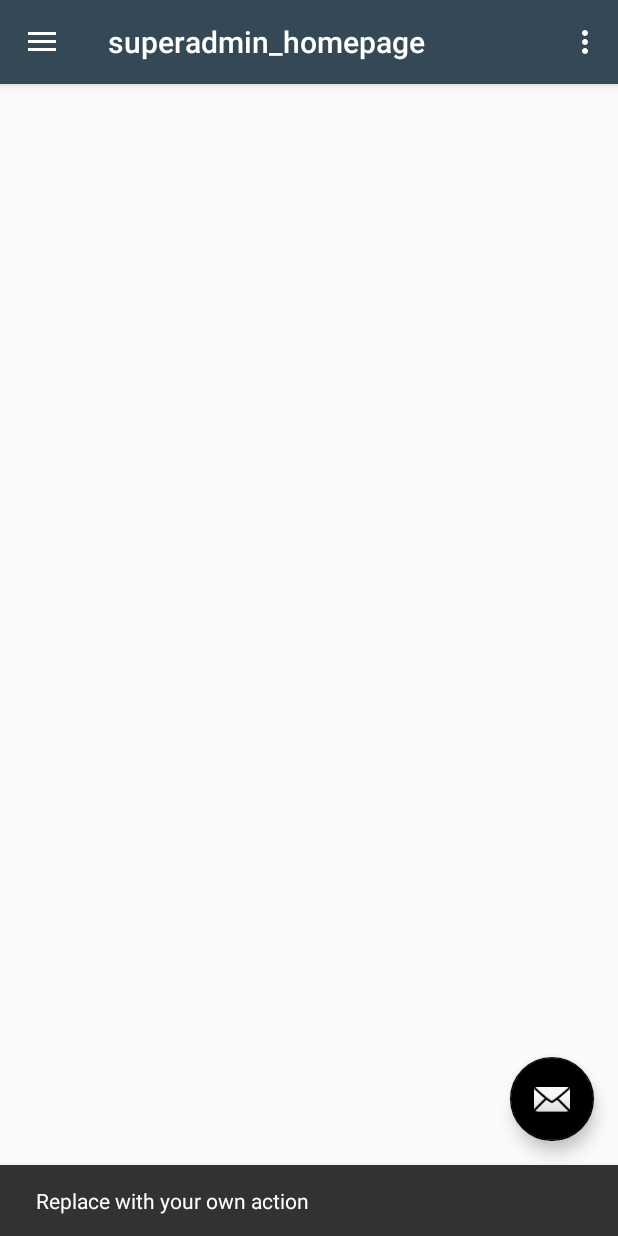
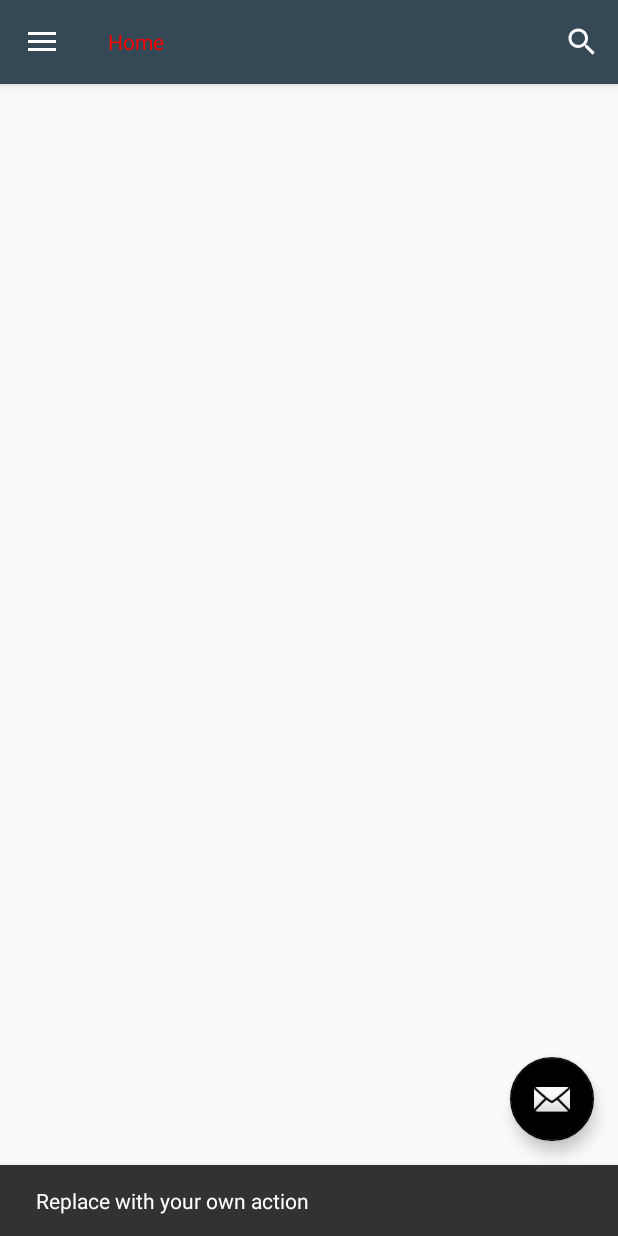
Before and after one commit to Manushimodi/TicketingApplication, an Android app: the superadmin_homepage screen opened directly, with no data from a screen before it, after a tap on an icon or button, on a phone screen of 412 x 824 dp. Run offline under Robolectric (Android 15) with nearby library versions, the phone set to English and light mode, and no system bars.

Commit message:
searchview in actionbar

```diff
--- a/app/src/main/java/com/example/nisargdoshi/ticktingapplication/superadmin_homepage.kt
+++ b/app/src/main/java/com/example/nisargdoshi/ticktingapplication/superadmin_homepage.kt
@@ -1,15 +1,20 @@
 package com.example.nisargdoshi.ticktingapplication
 
+import android.app.ActionBar
 import android.os.Bundle
 import android.support.design.widget.Snackbar
 import android.support.design.widget.NavigationView
 import android.support.v4.view.GravityCompat
+
 import android.support.v7.app.ActionBarDrawerToggle
 import android.support.v7.app.AppCompatActivity
 import android.view.Menu
 import android.view.MenuItem
 import kotlinx.android.synthetic.main.activity_superadmin_homepage.*
 import kotlinx.android.synthetic.main.app_bar_superadmin_homepage.*
+import android.view.Gravity
+import android.view.ViewGroup
+
 
 class superadmin_homepage : AppCompatActivity(), NavigationView.OnNavigationItemSelectedListener {
 
@@ -17,7 +22,9 @@ class superadmin_homepage : AppCompatActivity(), NavigationView.OnNavigationItem
         super.onCreate(savedInstanceState)
         setContentView(R.layout.activity_superadmin_homepage)
         setSupportActionBar(toolbar)
+        setTitle("Home")
 
+        actionBar?.setTitle("Hohgvgh")
         fab.setOnClickListener { view ->
             Snackbar.make(view, "Replace with your own action", Snackbar.LENGTH_LONG)
                 .setAction("Action", null).show()
@@ -30,6 +37,10 @@ class superadmin_homepage : AppCompatActivity(), NavigationView.OnNavigationItem
         toggle.syncState()
 
         nav_view.setNavigationItemSelectedListener(this)
+
+
+        //sv_serchhome_superadminhome.setLayoutParams(supportActionBar.LayoutParams(Gravity.RIGHT))
+
     }
 
     override fun onBackPressed() {
@@ -40,41 +51,33 @@ class superadmin_homepage : AppCompatActivity(), NavigationView.OnNavigationItem
         }
     }
 
-    override fun onCreateOptionsMenu(menu: Menu): Boolean {
-        // Inflate the menu; this adds items to the action bar if it is present.
-        menuInflater.inflate(R.menu.superadmin_homepage, menu)
-        return true
-    }
 
-    override fun onOptionsItemSelected(item: MenuItem): Boolean {
-        // Handle action bar item clicks here. The action bar will
-        // automatically handle clicks on the Home/Up button, so long
-        // as you specify a parent activity in AndroidManifest.xml.
-        when (item.itemId) {
-            R.id.action_settings -> return true
-            else -> return super.onOptionsItemSelected(item)
-        }
-    }
 
     override fun onNavigationItemSelected(item: MenuItem): Boolean {
         // Handle navigation view item clicks here.
         when (item.itemId) {
-            R.id.nav_camera -> {
+            R.id.nav_organization -> {
                 // Handle the camera action
             }
-            R.id.nav_gallery -> {
+            R.id.nav_users -> {
 
             }
-            R.id.nav_slideshow -> {
+            R.id.nav_department -> {
 
             }
-            R.id.nav_manage -> {
+            R.id.nav_category-> {
 
             }
-            R.id.nav_share -> {
+            R.id.nav_aboutus -> {
 
             }
-            R.id.nav_send -> {
+            R.id.nav_setting-> {
+
+            }
+            R.id.nav_rateus->{
+
+            }
+            R.id.nav_logout->{
 
             }
         }
@@ -83,3 +86,8 @@ class superadmin_homepage : AppCompatActivity(), NavigationView.OnNavigationItem
         return true
     }
 }
+
+private fun Any?.LayoutParams(right: Int): ViewGroup.LayoutParams? {
+
+    return null;
+}
--- a/app/src/main/res/layout/app_bar_superadmin_homepage.xml
+++ b/app/src/main/res/layout/app_bar_superadmin_homepage.xml
@@ -17,7 +17,27 @@
                 android:layout_width="match_parent"
                 android:layout_height="?attr/actionBarSize"
                 android:background="?attr/colorPrimary"
-                app:popupTheme="@style/AppTheme.PopupOverlay"/>
+                app:popupTheme="@style/AppTheme.PopupOverlay">
+            <LinearLayout
+                    android:layout_width="match_parent"
+                    android:layout_height="match_parent"
+                    android:orientation="horizontal">
+                <TextView android:layout_width="wrap_content"
+                          android:layout_height="match_parent"
+                          android:text="Home"
+                          android:textColor="#ff0000"
+                            android:gravity="center_vertical"/>
+
+                <SearchView
+                        android:layoutDirection="rtl"
+                        android:layout_width="match_parent"
+                        android:layout_height="match_parent"
+                        android:id="@+id/sv_serchhome_superadminhome"
+                ></SearchView>
+
+            </LinearLayout>
+
+        </android.support.v7.widget.Toolbar>
 
     </android.support.design.widget.AppBarLayout>
 
```
